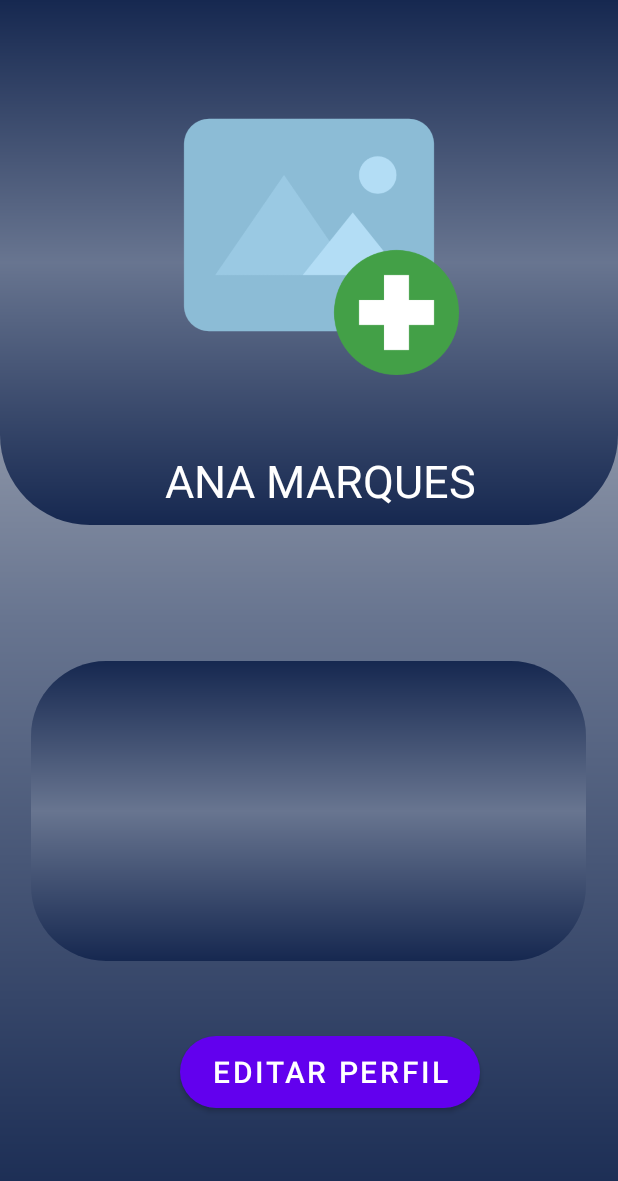
After one commit to juliaenriquetto/SaberSenior, an Android app: the layout perfil.xml on its own in the app's theme, with its tools: preview values and no code run, on a phone screen of 412 x 824 dp. The commit adds this screen. Shown: the top 1181 px of the screen. Run offline under Robolectric (Android 15) with nearby library versions, the phone set to English and light mode, and no system bars; Roboto replaces fonts that are not available here.

Commit message:
telaPerfil

```diff
--- /dev/null
+++ b/app/src/main/res/drawable/backgroud_conhecimento.xml
@@ -0,0 +1,12 @@
+<?xml version="1.0" encoding="utf-8"?>
+<shape xmlns:android="http://schemas.android.com/apk/res/android"
+    android:shape="rectangle" >
+
+    <corners android:radius="50dp"/>
+
+    <gradient
+        android:startColor="#162850"
+        android:centerColor="#687590"
+        android:endColor="#162850"
+        android:angle="-160"/>
+</shape>
--- /dev/null
+++ b/app/src/main/res/drawable/fundo_perfil.xml
@@ -0,0 +1,10 @@
+<?xml version="1.0" encoding="utf-8"?>
+<shape xmlns:android="http://schemas.android.com/apk/res/android"
+    android:shape="rectangle" >
+
+    <gradient
+        android:startColor="#D9D9D9"
+        android:centerColor="#687590"
+        android:endColor="#162850"
+        android:angle="-90"/>
+</shape>
--- /dev/null
+++ b/app/src/main/res/drawable/oval_backgroud_perfil.xml
@@ -0,0 +1,12 @@
+<?xml version="1.0" encoding="utf-8"?>
+<shape xmlns:android="http://schemas.android.com/apk/res/android"
+    android:shape="rectangle" >
+
+    <corners android:bottomLeftRadius="60dp" android:bottomRightRadius="60dp"/>
+
+    <gradient
+        android:startColor="#162850"
+        android:centerColor="#687590"
+        android:endColor="#162850"
+        android:angle="-160"/>
+</shape>
--- a/app/src/main/res/drawable/oval_button_background.xml
+++ b/app/src/main/res/drawable/oval_button_background.xml
@@ -1,6 +1,6 @@
 <?xml version="1.0" encoding="utf-8"?>
 <shape xmlns:android="http://schemas.android.com/apk/res/android"
     android:shape="rectangle" >
-    <solid android:color="#2365A3"/> <!-- Cor de fundo -->
+    <solid android:color="#2365A3"/>
     <corners android:radius="60dp"/>
 </shape>
--- /dev/null
+++ b/app/src/main/res/layout/perfil.xml
@@ -0,0 +1,54 @@
+<?xml version="1.0" encoding="utf-8"?>
+<LinearLayout xmlns:android="http://schemas.android.com/apk/res/android"
+    xmlns:app="http://schemas.android.com/apk/res-auto"
+    android:orientation="vertical"
+    android:layout_width="match_parent"
+    android:layout_height="match_parent"
+    android:background="@drawable/fundo_perfil">
+
+    <LinearLayout
+        android:layout_width="match_parent"
+        android:layout_height="350dp"
+        android:background="@drawable/oval_backgroud_perfil"
+        >
+
+        <ImageView
+            android:id="@+id/imageView2"
+            android:layout_width="200dp"
+            android:layout_height="200dp"
+            android:layout_marginTop="50dp"
+            android:layout_weight="1"
+            app:srcCompat="@drawable/imagemTeste" />
+
+    </LinearLayout>
+
+    <TextView
+        android:layout_width="wrap_content"
+        android:layout_height="wrap_content"
+        android:textSize="30dp"
+        android:layout_marginTop="-50dp"
+        android:layout_marginLeft="110dp"
+        android:textColor="#FFFFFF"
+        android:text="ANA MARQUES"
+        android:layout_centerInParent="true" />
+
+    <LinearLayout
+        android:layout_width="370dp"
+        android:layout_height="200dp"
+        android:background="@drawable/backgroud_conhecimento"
+        android:layout_gravity="center"
+        android:layout_marginTop="100dp"/>
+
+    <Button
+        android:id="@+id/btnEditarPerfil"
+        android:layout_width="200dp"
+        android:layout_height="wrap_content"
+        android:text="EDITAR PERFIL"
+        android:textAlignment="center"
+        android:layout_marginTop="50dp"
+        android:textSize="20dp"
+        android:layout_marginLeft="120dp"
+        android:background="@drawable/oval_button_background"
+        />
+
+</LinearLayout>
```
Also changed, not shown: app/src/main/res/drawable/imagemTeste.png (added).
